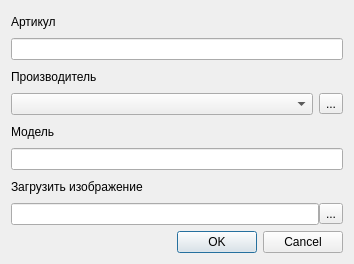
Before: the Qt Designer form uis/add/locomotive_model_add_dialog.ui in kingograder/locodb, drawn with Qt 5.
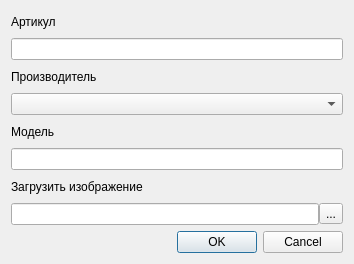
After: the same form once the commit is applied.

The edit to the form file:
```diff
--- a/uis/add/locomotive_model_add_dialog.ui
+++ b/uis/add/locomotive_model_add_dialog.ui
@@ -38,18 +38,7 @@
     </widget>
    </item>
    <item>
-    <layout class="QHBoxLayout" name="manufacturer_hLayout">
-     <item>
-      <widget class="QComboBox" name="maufacturer_comboBox"/>
-     </item>
-     <item>
-      <widget class="QToolButton" name="maufacturer_toolButton">
-       <property name="text">
-        <string>...</string>
-       </property>
-      </widget>
-     </item>
-    </layout>
+    <widget class="QComboBox" name="maufacturer_comboBox"/>
    </item>
    <item>
     <widget class="QLabel" name="locomotiveModel_label">
```
